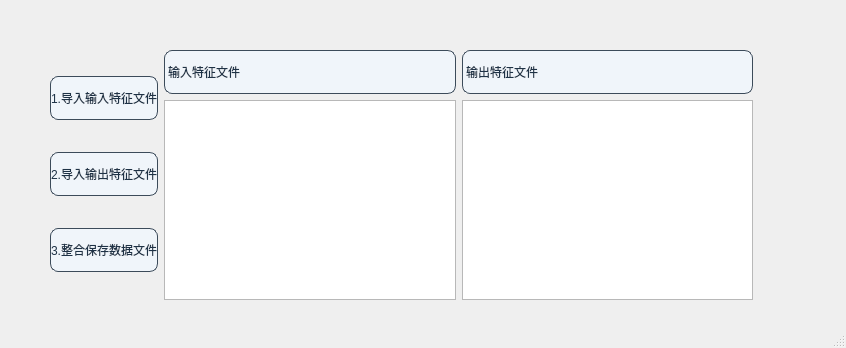
First picture: the form in ui/dataset_handle.ui, repository azhongege24/predict_first, before the edit.
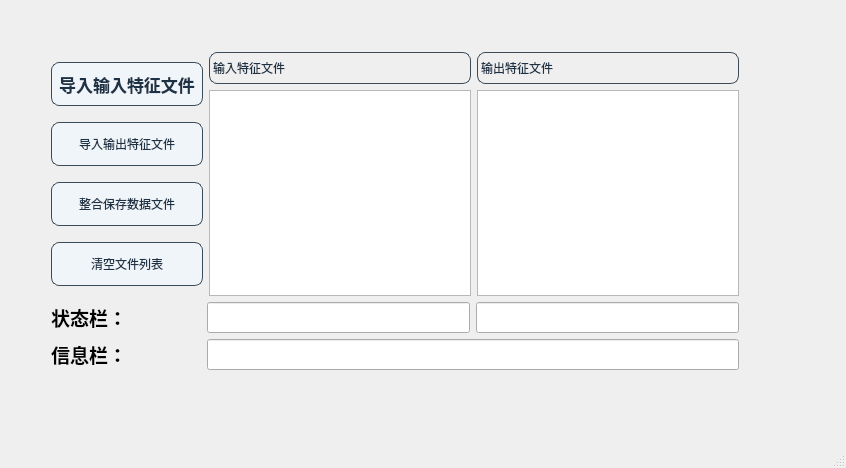
Second picture: the form after the edit.

Commit message: 今天完成了整合多个txt输入数据文件和单个outputfile文件的功能，下一步可能需要让这些合并的文件值进行异常值的筛选，还得是豆包好用，下一步MMoe模型能否跑出来效果

Patch:
```diff
--- a/ui/dataset_handle.ui
+++ b/ui/dataset_handle.ui
@@ -7,7 +7,7 @@
     <x>0</x>
     <y>0</y>
     <width>846</width>
-    <height>348</height>
+    <height>468</height>
    </rect>
   </property>
   <property name="windowTitle">
@@ -17,12 +17,16 @@
    <widget class="QWidget" name="">
     <property name="geometry">
      <rect>
-      <x>50</x>
-      <y>50</y>
-      <width>703</width>
-      <height>250</height>
+      <x>51</x>
+      <y>52</y>
+      <width>688</width>
+      <height>318</height>
      </rect>
     </property>
+    <layout class="QVBoxLayout" name="verticalLayout_4">
+     <item>
+      <layout class="QVBoxLayout" name="verticalLayout_3">
+       <item>
     <layout class="QHBoxLayout" name="horizontalLayout_3">
      <item>
       <layout class="QVBoxLayout" name="verticalLayout">
@@ -30,18 +34,27 @@
         <widget class="QPushButton" name="pushButton_add_input_features">
          <property name="minimumSize">
           <size>
-           <width>87</width>
-           <height>50</height>
-          </size>
-         </property>
+               <width>152</width>
+               <height>44</height>
+              </size>
+             </property>
+             <property name="font">
+              <font>
+               <family>微软雅黑</family>
+               <pointsize>13</pointsize>
+               <weight>75</weight>
+               <italic>false</italic>
+               <bold>true</bold>
+              </font>
+             </property>
          <property name="styleSheet">
           <string notr="true">QPushButton {
     border: 1px solid rgb(60, 75, 90);       /* 深灰蓝边框，类似实验仪器金属色 */
     border-radius: 8px;                      /* 适中圆角更显严谨 */
     background-color: rgb(240, 245, 250);    /* 极浅灰蓝背景，参考实验室白板 */
     color: rgb(30, 50, 70);                 /* 深灰蓝文字，如学术文献印刷色 */
-    font: bold 14pt &quot;微软雅黑&quot;;
-    min-width: 85px;
+    font: bold 13pt &quot;微软雅黑&quot;;
+    min-width: 150px;
     min-height: 42px;
  
 }
@@ -64,7 +77,7 @@
 }</string>
          </property>
          <property name="text">
-          <string>1.导入输入特征文件</string>
+              <string>导入输入特征文件</string>
          </property>
         </widget>
        </item>
@@ -72,8 +85,8 @@
         <widget class="QPushButton" name="pushButton_add_output_features">
          <property name="minimumSize">
           <size>
-           <width>87</width>
-           <height>50</height>
+               <width>152</width>
+               <height>44</height>
           </size>
          </property>
          <property name="styleSheet">
@@ -82,8 +95,8 @@
     border-radius: 8px;                      /* 适中圆角更显严谨 */
     background-color: rgb(240, 245, 250);    /* 极浅灰蓝背景，参考实验室白板 */
     color: rgb(30, 50, 70);                 /* 深灰蓝文字，如学术文献印刷色 */
-    font: bold 14pt &quot;微软雅黑&quot;;
-    min-width: 85px;
+    font: bold 13pt &quot;微软雅黑&quot;;
+    min-width: 150px;
     min-height: 42px;
  
 }
@@ -106,7 +119,7 @@
 }</string>
          </property>
          <property name="text">
-          <string>2.导入输出特征文件</string>
+              <string>导入输出特征文件</string>
          </property>
         </widget>
        </item>
@@ -114,8 +127,8 @@
         <widget class="QPushButton" name="pushButton_save_file">
          <property name="minimumSize">
           <size>
-           <width>87</width>
-           <height>50</height>
+               <width>152</width>
+               <height>44</height>
           </size>
          </property>
          <property name="styleSheet">
@@ -124,8 +137,8 @@
     border-radius: 8px;                      /* 适中圆角更显严谨 */
     background-color: rgb(240, 245, 250);    /* 极浅灰蓝背景，参考实验室白板 */
     color: rgb(30, 50, 70);                 /* 深灰蓝文字，如学术文献印刷色 */
-    font: bold 14pt &quot;微软雅黑&quot;;
-    min-width: 85px;
+    font: bold 13pt &quot;微软雅黑&quot;;
+    min-width: 150px;
     min-height: 42px;
  
 }
@@ -148,7 +161,43 @@
 }</string>
          </property>
          <property name="text">
-          <string>3.整合保存数据文件</string>
+              <string>整合保存数据文件</string>
+             </property>
+            </widget>
+           </item>
+           <item>
+            <widget class="QPushButton" name="pushButton_clear_file_lists">
+             <property name="styleSheet">
+              <string notr="true">QPushButton {
+    border: 1px solid rgb(60, 75, 90);       /* 深灰蓝边框，类似实验仪器金属色 */
+    border-radius: 8px;                      /* 适中圆角更显严谨 */
+    background-color: rgb(240, 245, 250);    /* 极浅灰蓝背景，参考实验室白板 */
+    color: rgb(30, 50, 70);                 /* 深灰蓝文字，如学术文献印刷色 */
+    font: bold 13pt &quot;微软雅黑&quot;;
+    min-width: 150px;
+    min-height: 42px;
+ 
+}
+
+QPushButton:hover {
+    background-color: rgb(220, 230, 240);    /* 悬停时轻微加深背景 */
+    border-color: rgb(40, 60, 80);          /* 加深边框模拟金属反光 */
+    color: rgb(20, 40, 60);                 /* 文字颜色同步加深 */
+}
+
+QPushButton:pressed {
+    background-color: rgb(60, 75, 90);      /* 按压状态与边框同色 */
+    color: rgb(230, 235, 240);              /* 浅灰白文字确保可读性 */
+}
+
+QPushButton:disabled {
+    background-color: rgb(250, 250, 250);    /* 禁用状态极浅灰 */
+    color: rgb(180, 190, 200);              /* 灰蓝文字表示不可用 */
+    border-color: rgb(210, 220, 230);
+}</string>
+             </property>
+             <property name="text">
+              <string>清空文件列表</string>
          </property>
         </widget>
        </item>
@@ -164,11 +213,11 @@
             <string notr="true">QLabel {
     border: 1px solid rgb(60, 75, 90);       /* 深灰蓝边框，类似实验仪器金属色 */
     border-radius: 8px;                      /* 适中圆角更显严谨 */
-    background-color: rgb(240, 245, 250);    /* 极浅灰蓝背景，参考实验室白板 */
+    
     color: rgb(30, 50, 70);                 /* 深灰蓝文字，如学术文献印刷色 */
-    font: bold 12pt &quot;微软雅黑&quot;;
+    font: bold 13pt &quot;微软雅黑&quot;;
     min-width: 85px;
-    min-height: 42px;
+    min-height: 30px;
     qproperty-alignment: AlignCenter;        /* 水平和垂直方向都居中对齐 */
 }</string>
            </property>
@@ -183,11 +232,11 @@
             <string notr="true">QLabel {
     border: 1px solid rgb(60, 75, 90);       /* 深灰蓝边框，类似实验仪器金属色 */
     border-radius: 8px;                      /* 适中圆角更显严谨 */
-    background-color: rgb(240, 245, 250);    /* 极浅灰蓝背景，参考实验室白板 */
+   
     color: rgb(30, 50, 70);                 /* 深灰蓝文字，如学术文献印刷色 */
-    font: bold 12pt &quot;微软雅黑&quot;;
+    font: bold 13pt &quot;微软雅黑&quot;;
     min-width: 85px;
-    min-height: 42px;
+    min-height: 30px;
     qproperty-alignment: AlignCenter;        /* 水平和垂直方向都居中对齐 */
 }</string>
            </property>
@@ -207,6 +256,120 @@
           <widget class="QListWidget" name="listWidget_output_files"/>
          </item>
         </layout>
+           </item>
+          </layout>
+         </item>
+        </layout>
+       </item>
+       <item>
+        <layout class="QHBoxLayout" name="horizontalLayout_4">
+         <item>
+          <widget class="QLabel" name="label_3">
+           <property name="minimumSize">
+            <size>
+             <width>150</width>
+             <height>0</height>
+            </size>
+           </property>
+           <property name="font">
+            <font>
+             <family>微软雅黑</family>
+             <pointsize>14</pointsize>
+             <weight>75</weight>
+             <bold>true</bold>
+            </font>
+           </property>
+           <property name="styleSheet">
+            <string notr="true">QLabel {
+    
+    qproperty-alignment: AlignCenter;        /* 水平和垂直方向都居中对齐 */
+}</string>
+           </property>
+           <property name="text">
+            <string>状态栏：</string>
+           </property>
+          </widget>
+         </item>
+         <item>
+          <widget class="QLineEdit" name="lineEdit_status">
+           <property name="minimumSize">
+            <size>
+             <width>100</width>
+             <height>30</height>
+            </size>
+           </property>
+           <property name="font">
+            <font>
+             <family>微软雅黑</family>
+             <pointsize>12</pointsize>
+            </font>
+           </property>
+          </widget>
+         </item>
+         <item>
+          <widget class="QLineEdit" name="lineEdit_status_2">
+           <property name="minimumSize">
+            <size>
+             <width>100</width>
+             <height>30</height>
+            </size>
+           </property>
+           <property name="font">
+            <font>
+             <family>微软雅黑</family>
+             <pointsize>12</pointsize>
+            </font>
+           </property>
+          </widget>
+         </item>
+        </layout>
+       </item>
+      </layout>
+     </item>
+     <item>
+      <layout class="QHBoxLayout" name="horizontalLayout_5">
+       <item>
+        <widget class="QLabel" name="label_4">
+         <property name="minimumSize">
+          <size>
+           <width>150</width>
+           <height>0</height>
+          </size>
+         </property>
+         <property name="font">
+          <font>
+           <family>微软雅黑</family>
+           <pointsize>14</pointsize>
+           <weight>75</weight>
+           <bold>true</bold>
+          </font>
+         </property>
+         <property name="styleSheet">
+          <string notr="true">QLabel {
+    
+    qproperty-alignment: AlignCenter;        /* 水平和垂直方向都居中对齐 */
+}</string>
+         </property>
+         <property name="text">
+          <string>信息栏：</string>
+         </property>
+        </widget>
+       </item>
+       <item>
+        <widget class="QLineEdit" name="lineEdit_info">
+         <property name="minimumSize">
+          <size>
+           <width>100</width>
+           <height>30</height>
+          </size>
+         </property>
+         <property name="font">
+          <font>
+           <family>微软雅黑</family>
+           <pointsize>12</pointsize>
+          </font>
+         </property>
+        </widget>
        </item>
       </layout>
      </item>
```
Lines whose indentation alone changed are shown as unchanged. The commit also changes 4 other files.
